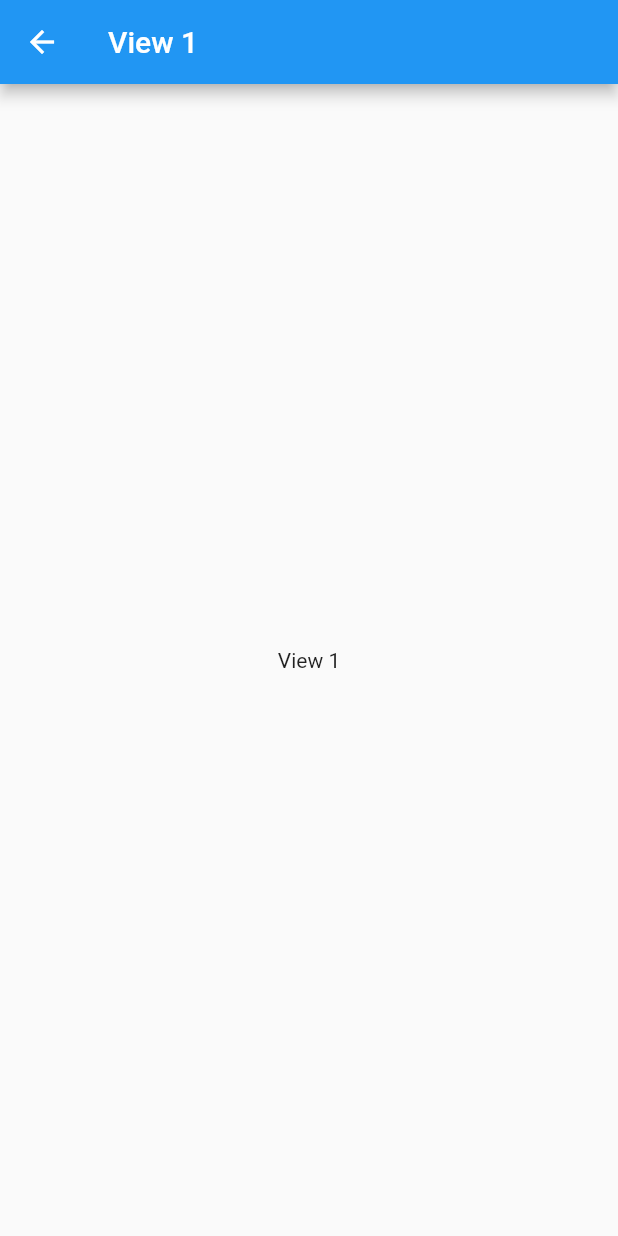
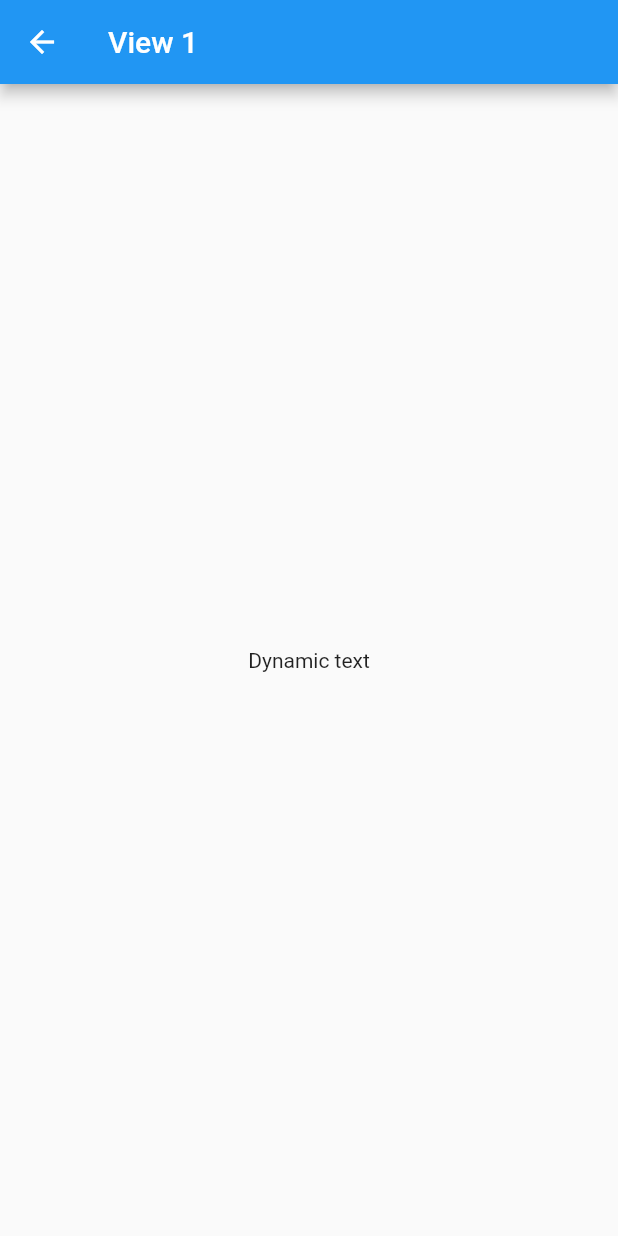
Before and after one commit to onli/flutter_navigation, a Flutter app: the screen it shows after launch, after a tap on "View 1", on a phone screen of 412 x 824 dp. Run offline on Flutter 3.47's test engine with Material 2 defaults, Android fonts, the phone set to English and light mode, and no system bars.

Commit message:
Adding parameters to named routes

```diff
--- a/lib/main.dart
+++ b/lib/main.dart
@@ -38,7 +38,8 @@ class MyHomePage extends StatelessWidget {
             child: Padding(
               padding: const EdgeInsets.all(8.0),
               child: ElevatedButton(
-                  onPressed: () => Navigator.of(context).pushNamed('/view1'),
+                  onPressed: () => Navigator.of(context).pushNamed('/view1',
+                      arguments: {'content': 'Dynamic text'}),
                   child: const Text('View 1')),
             ),
           ),
--- a/lib/routes.dart
+++ b/lib/routes.dart
@@ -4,7 +4,14 @@ import 'package:flutter_navigation/view2.dart';
 import 'package:flutter_navigation/view3.dart';
 
 final routes = {
-  '/view1': (BuildContext context) => const View1(),
+  '/view1': (BuildContext context) {
+    final args =
+        ModalRoute.of(context)!.settings.arguments as Map<String, dynamic>;
+
+    return View1(
+      content: args['content']!,
+    );
+  },
   '/view2': (BuildContext context) => const View2(),
   '/view3': (BuildContext context) => const View3(),
 };
--- a/lib/view1.dart
+++ b/lib/view1.dart
@@ -1,14 +1,18 @@
 import 'package:flutter/material.dart';
 
 class View1 extends StatelessWidget {
-  const View1({super.key});
+  final String content;
+
+  const View1({super.key, required this.content});
 
   @override
   Widget build(BuildContext context) {
     return Scaffold(
-      appBar: AppBar(title: const Text('View 1')),
-      body: const Center(
-        child: Text('View 1'),
+      appBar: AppBar(
+        title: const Text('View 1'),
+      ),
+      body: Center(
+        child: Text(content),
       ),
     );
   }
```
